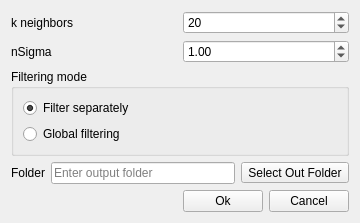
First picture: the form in src/gui/forms/DialogStatisticalOutlierFilter.ui, repository open-scan-crew/OpenScanTools, before the edit.
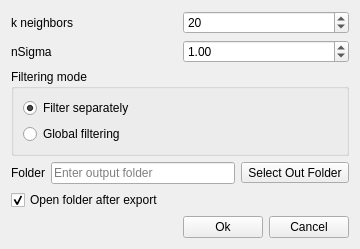
Second picture: the form after the edit. Icons and pictures are not drawn.

Commit message: Add Statistical Outlier Filter UI, output-folder support, and per-cell stats/filtering (#246)

The edit to the form file:
```diff
--- a/src/gui/forms/DialogStatisticalOutlierFilter.ui
+++ b/src/gui/forms/DialogStatisticalOutlierFilter.ui
@@ -116,6 +116,16 @@
      </item>
     </layout>
    </item>
+   <item>
+    <widget class="QCheckBox" name="checkBox_openFolderAfterExport">
+     <property name="text">
+      <string>Open folder after export</string>
+     </property>
+     <property name="checked">
+      <bool>true</bool>
+     </property>
+    </widget>
+   </item>
    <item>
     <layout class="QHBoxLayout" name="horizontalLayout_buttons">
      <item>
```
The commit also changes 5 other files.
